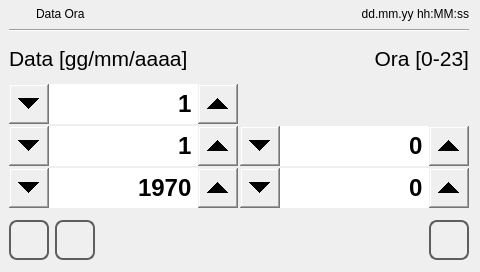
MECTsrl/mect_plugins, file qt_templates/ATCM-template-project/time_set.ui: the form before one commit.
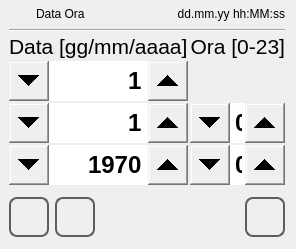
The form after the commit. Icons and pictures are not drawn.

The edit to the form file:
```diff
--- a/qt_templates/ATCM-template-project/time_set.ui
+++ b/qt_templates/ATCM-template-project/time_set.ui
@@ -6,8 +6,7 @@
    <rect>
     <x>0</x>
     <y>0</y>
-    <width>480</width>
-    <height>272</height>
+    %Model%
    </rect>
   </property>
   <property name="minimumSize">
```
